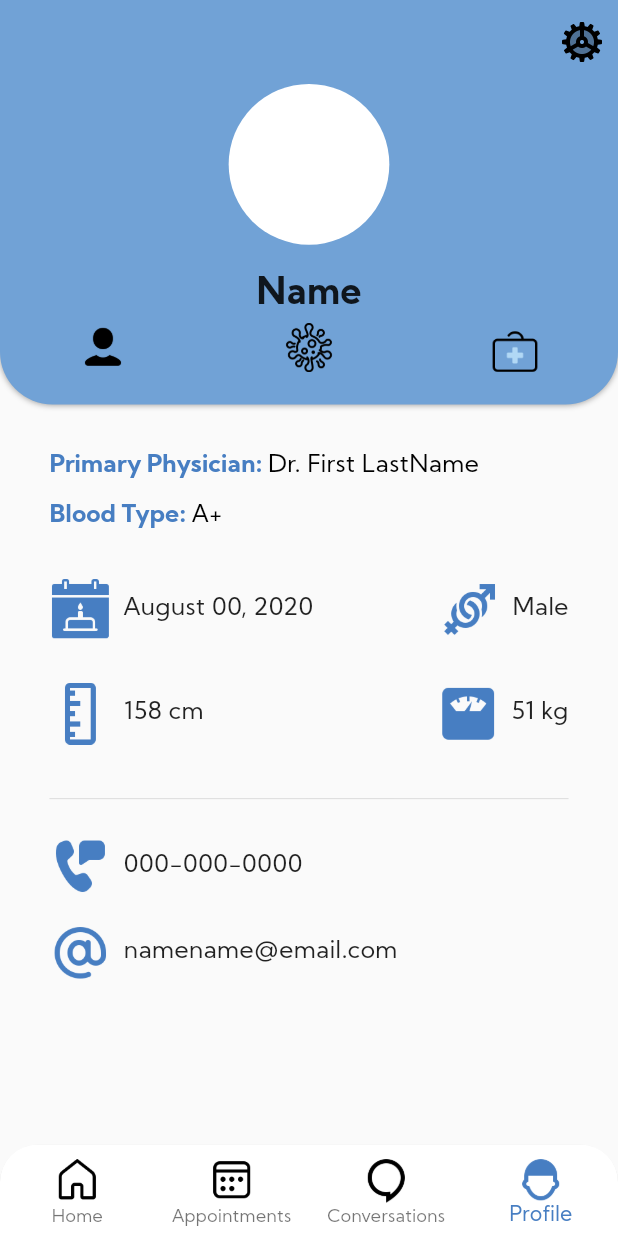
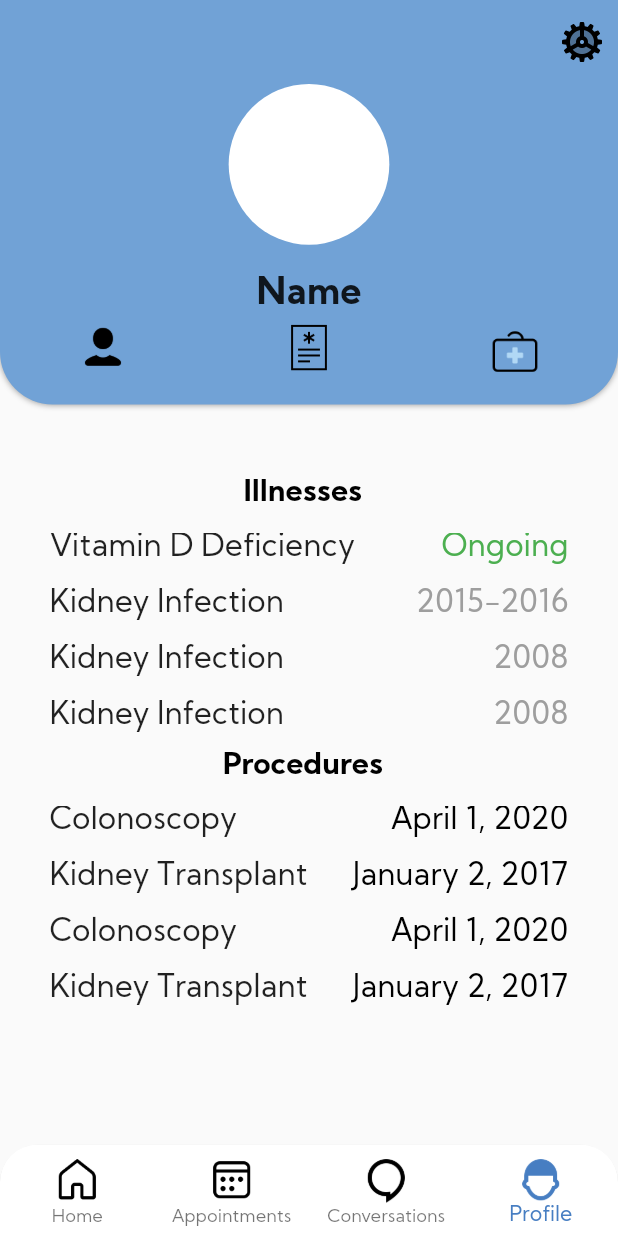
Before and after one commit to owenmedina/true-doc, a Flutter app: the screen it shows once a user with an empty profile is signed in, on a phone screen of 412 x 824 dp. Run offline on Flutter 3.47's test engine with Material 2 defaults, Android fonts, the phone set to English and light mode, and no system bars; our stand-ins replace cloud_firestore, firebase_auth, firebase_core, form_field_validator; missing offline and left inert: jitsi_meet; accounts and stored records are empty.

Commit message:
Add initial MedicalHistoryView()
- create necessary Widgets
- change Strings Conditions to Medical History (in all files)
- add necessary image asset
- create Illness model

```diff
--- /dev/null
+++ b/lib/models/illness.dart
@@ -0,0 +1,36 @@
+import 'package:flutter/material.dart';
+
+import '../utilities/constants/string_constants.dart';
+
+class Illness {
+  final name;
+  DateTime start;
+  DateTime end;
+
+  Illness({
+    @required this.name,
+    @required this.start,
+    this.end,
+  });
+
+  factory Illness.fromMap(Map<String, dynamic> map) {
+    final newIllness = Illness(
+      name: map['name'],
+      start: map['start'].toDate(),
+      end: map.containsKey('end') ? map['end'] : null,
+    );
+
+    return newIllness;
+  }
+
+  String getDuration() {
+    if (end == null) return StringConstants.ongoing;
+    else if (start.year == end.year) return '${start.year}';
+    return '${start.year}-${end.year}';
+  }
+
+  Color getDurationColor() {
+    if (end == null) return Colors.green;
+    else return Colors.grey;
+  }
+}
--- /dev/null
+++ b/lib/models/procedure.dart
@@ -0,0 +1,22 @@
+import 'package:flutter/foundation.dart';
+
+import 'package:intl/intl.dart';
+
+class Procedure {
+  final name;
+  final date;
+
+  Procedure({
+    @required this.name,
+    @required this.date,
+  });
+
+  factory Procedure.fromMap(Map<String, dynamic> map) {
+    return Procedure(name: map['name'], date: map['date'].toDate);
+  }
+
+  String getFormattedDate() {
+    final dateFormatter = DateFormat.yMMMMd('en_US');
+    return dateFormatter.format(date);
+  }
+}
--- a/lib/screens/profile_screen.dart
+++ b/lib/screens/profile_screen.dart
@@ -56,7 +56,7 @@ class _ProfileScreenState extends State<ProfileScreen>
         ),
         Tab(
           icon: Image.asset(
-            'assets/illustrations/profile/conditions/virus.png',
+            'assets/illustrations/profile/history/medical-history.png',
             height: screenHeight * 0.04,
           ),
         ),
@@ -72,7 +72,11 @@ class _ProfileScreenState extends State<ProfileScreen>
       //     text: title,
       //   ),
       // ),);
-      tabController = TabController(length: _tabList.length, vsync: this);
+      tabController = TabController(
+        length: _tabList.length,
+        vsync: this,
+        initialIndex: 1, // testing purposes (remove property when done testing)
+      );
       _isInitialized = true;
     }
     super.didChangeDependencies();
@@ -87,8 +91,11 @@ class _ProfileScreenState extends State<ProfileScreen>
   @override
   Widget build(BuildContext context) {
     final padding = MediaQuery.of(context).padding;
-    final screenHeight =
-        MediaQuery.of(context).size.height - padding.top - padding.bottom - kToolbarHeight - kBottomNavigationBarHeight;
+    final screenHeight = MediaQuery.of(context).size.height -
+        padding.top -
+        padding.bottom -
+        kToolbarHeight -
+        kBottomNavigationBarHeight;
     return Column(
       children: [
         Container(
--- a/lib/utilities/constants/string_constants.dart
+++ b/lib/utilities/constants/string_constants.dart
@@ -12,6 +12,7 @@ class StringConstants {
   static const errorSendingMessage = 'Message failed to send. Please try again.';
   static const genericErrorTitle = 'Error';
   static const noData = 'No Data';
+  static const noDate = 'No Date';
 
   // Bottom Navigation Bar
   static const conversationsNavBarTitle = 'Conversations';
@@ -39,7 +40,10 @@ class StringConstants {
   // Profile Screen
   static const profileTabTitles = [
     'Basic Info',
-    'Conditions',
+    'Medical History',
     'Medication',
   ];
+  static const illnessesSectionTitle = 'Illnesses';
+  static const proceduresSectionTitle = 'Procedures';
+  static const ongoing = 'Ongoing';
 }
--- a/lib/widgets/profile/conditions_view.dart
+++ /dev/null
@@ -1,10 +0,0 @@
-import 'package:flutter/material.dart';
-
-class ConditionsView extends StatelessWidget {
-  @override
-  Widget build(BuildContext context) {
-    return Container(
-      child: Center(child: Text('Conditions View to be completed')),
-    );
-  }
-}
--- /dev/null
+++ b/lib/widgets/profile/medical_history_view.dart
@@ -0,0 +1,223 @@
+import 'package:flutter/material.dart';
+
+import '../../models/illness.dart';
+import '../../models/procedure.dart';
+import '../../utilities/constants/string_constants.dart';
+
+class MedicalHistoryView extends StatelessWidget {
+  @override
+  Widget build(BuildContext context) {
+    return Column(
+      mainAxisAlignment: MainAxisAlignment.start,
+      children: [
+        MedicalHistorySection(SectionType.Illnesses),
+        MedicalHistorySection(SectionType.Procedures),
+      ],
+    );
+  }
+}
+
+class MedicalHistorySection extends StatelessWidget {
+  final sectionType;
+
+  MedicalHistorySection(this.sectionType);
+  @override
+  Widget build(BuildContext context) {
+    final padding = MediaQuery.of(context).padding;
+    final screenHeight =
+        MediaQuery.of(context).size.height - padding.top - padding.bottom;
+    final screenWidth = MediaQuery.of(context).size.width;
+    return Expanded(
+      child: Column(
+        mainAxisAlignment: MainAxisAlignment.start,
+        children: [
+          Row(
+            mainAxisAlignment: MainAxisAlignment.center,
+            children: [
+              Text(
+                sectionType == SectionType.Illnesses
+                    ? StringConstants.illnessesSectionTitle
+                    : StringConstants.proceduresSectionTitle,
+                style: Theme.of(context).primaryTextTheme.headline6.copyWith(
+                      color: Colors.black,
+                      fontWeight: FontWeight.bold,
+                    ),
+              ),
+              SizedBox(width: screenWidth * 0.02),
+            ],
+          ),
+          SizedBox(height: screenHeight * 0.02),
+          Expanded(child: SectionGrid(sectionType)),
+          //SizedBox(height: screenHeight * 0.02),
+        ],
+      ),
+    );
+  }
+}
+
+class SectionGrid extends StatelessWidget {
+  final sectionType;
+  final illnesses = [
+    Illness(
+      name: 'Vitamin D Deficiency',
+      start: DateTime(2020),
+    ),
+    Illness(
+      name: 'Kidney Infection',
+      start: DateTime(2015),
+      end: DateTime(2016),
+    ),
+    Illness(
+      name: 'Kidney Infection',
+      start: DateTime(2008),
+      end: DateTime(2008),
+    ),
+    Illness(
+      name: 'Kidney Infection',
+      start: DateTime(2008),
+      end: DateTime(2008),
+    ),
+    Illness(
+      name: 'Kidney Infection',
+      start: DateTime(2008),
+      end: DateTime(2008),
+    ),
+    Illness(
+      name: 'Kidney Infection',
+      start: DateTime(2008),
+      end: DateTime(2008),
+    ),
+  ];
+
+  final procedures = [
+    Procedure(
+      name: 'Colonoscopy',
+      date: DateTime(2020, 4, 1),
+    ),
+    Procedure(
+      name: 'Kidney Transplant',
+      date: DateTime(2017, 1, 2),
+    ),
+    Procedure(
+      name: 'Colonoscopy',
+      date: DateTime(2020, 4, 1),
+    ),
+    Procedure(
+      name: 'Kidney Transplant',
+      date: DateTime(2017, 1, 2),
+    ),
+    Procedure(
+      name: 'Colonoscopy',
+      date: DateTime(2020, 4, 1),
+    ),
+    Procedure(
+      name: 'Kidney Transplant',
+      date: DateTime(2017, 1, 2),
+    ),
+  ];
+
+  SectionGrid(
+    this.sectionType, {
+    Key key,
+  }) : super(key: key);
+
+  @override
+  Widget build(BuildContext context) {
+    final padding = MediaQuery.of(context).padding;
+    final screenHeight =
+        MediaQuery.of(context).size.height - padding.top - padding.bottom;
+    return ListView.separated(
+      itemBuilder: (ctx, i) {
+        switch (sectionType) {
+          case SectionType.Illnesses:
+            return IllnessTile(illnesses[i]);
+            break;
+          case SectionType.Procedures:
+            return ProcedureTile(procedures[i]);
+            break;
+          default:
+            return SectionTile(
+              item: StringConstants.noData,
+              date: StringConstants.noDate,
+            );
+        }
+      },
+      itemCount: sectionType == SectionType.Illnesses
+          ? illnesses.length
+          : procedures.length,
+      separatorBuilder: (ctx, i) => SizedBox(height: screenHeight * 0.02),
+    );
+  }
+}
+
+class IllnessTile extends StatelessWidget {
+  final illness;
+
+  IllnessTile(this.illness);
+
+  @override
+  Widget build(BuildContext context) {
+    return SectionTile(
+      item: illness.name,
+      date: illness.getDuration(),
+      dateColor: illness.getDurationColor(),
+    );
+  }
+}
+
+class ProcedureTile extends StatelessWidget {
+  final procedure;
+
+  ProcedureTile(this.procedure);
+
+  @override
+  Widget build(BuildContext context) {
+    return SectionTile(
+      item: procedure.name,
+      date: procedure.getFormattedDate(),
+    );
+  }
+}
+
+class SectionTile extends StatelessWidget {
+  const SectionTile({
+    Key key,
+    @required this.item,
+    @required this.date,
+    this.dateColor = Colors.black,
+  }) : super(key: key);
+
+  final item;
+  final date;
+  final dateColor;
+
+  @override
+  Widget build(BuildContext context) {
+    final padding = MediaQuery.of(context).padding;
+    final screenHeight =
+        MediaQuery.of(context).size.height - padding.top - padding.bottom;
+    return Row(
+      mainAxisAlignment: MainAxisAlignment.spaceBetween,
+      children: [
+        Text(
+          item,
+          style: TextStyle(
+            fontSize: screenHeight * 0.025,
+          ),
+        ),
+        Text(
+          date,
+          style: TextStyle(
+            fontSize: screenHeight * 0.025,
+            color: dateColor,
+          ),
+        ),
+      ],
+    );
+  }
+}
+
+enum SectionType {
+  Illnesses,
+  Procedures,
+}
--- a/lib/widgets/profile/patient_info_view.dart
+++ b/lib/widgets/profile/patient_info_view.dart
@@ -19,11 +19,11 @@ class PatientInfoView extends StatelessWidget {
         TextInfoTile(title: 'Primary Physician', content: 'Dr. First LastName'),
         SizedBox(height: screenHeight * 0.02),
         TextInfoTile(title: 'Blood Type', content: 'A+'),
-        SizedBox(height: screenHeight * 0.04),
+        SizedBox(height: screenHeight * 0.035),
         GridView.count(
           shrinkWrap: true,
           crossAxisCount: 2,
-          childAspectRatio: 5 / 2,
+          childAspectRatio: 6 / 2,
           children: [
             IconInfoTile(
               label: 'August 00, 2020',
--- a/lib/widgets/profile/profile_body.dart
+++ b/lib/widgets/profile/profile_body.dart
@@ -1,6 +1,6 @@
 import 'package:flutter/material.dart';
 
-import './conditions_view.dart';
+import './medical_history_view.dart';
 import './medication_view.dart';
 import './patient_info_view.dart';
 import '../../models/app_user.dart';
@@ -19,8 +19,8 @@ class ProfileBody extends StatelessWidget {
             lastName: null,
           ),
         );
-      case 'Conditions':
-        return ConditionsView();
+      case 'Medical History':
+        return MedicalHistoryView();
       case 'Medication':
         return MedicationView();
     }
@@ -37,7 +37,7 @@ class ProfileBody extends StatelessWidget {
     return Container(
       margin: EdgeInsets.symmetric(
         horizontal: screenWidth * 0.08,
-        vertical: screenHeight * 0.04,
+        vertical: screenHeight * 0.06,
       ),
       child: TabBarView(
         controller: controller,
@@ -45,7 +45,7 @@ class ProfileBody extends StatelessWidget {
           PatientInfoView(
             Patient(id: null, firstName: null, lastName: null),
           ),
-          ConditionsView(),
+          MedicalHistoryView(),
           MedicationView(),
         ],
       ),
--- a/pubspec.yaml
+++ b/pubspec.yaml
@@ -65,7 +65,7 @@ flutter:
     - assets/illustrations/messages/send-message.png
     - assets/illustrations/profile/settings.png
     - assets/illustrations/profile/basic/person.png
-    - assets/illustrations/profile/conditions/virus.png
+    - assets/illustrations/profile/history/medical-history.png
     - assets/illustrations/profile/medication/medical-bag.png
     - assets/illustrations/profile/basic/birthday.png
     - assets/illustrations/profile/basic/gender.png
@@ -75,6 +75,8 @@ flutter:
     - assets/illustrations/profile/basic/blood-type.png
     - assets/illustrations/profile/basic/phone.png
     - assets/illustrations/profile/basic/email.png
+    - assets/illustrations/profile/history/virus.png
+    - assets/illustrations/profile/history/procedure.png
   #   - images/a_dot_ham.jpeg
 
   # An image asset can refer to one or more resolution-specific "variants", see
```
Also changed, not shown: assets/illustrations/profile/history/medical-history.png (added), assets/illustrations/profile/history/virus.png (renamed from assets/illustrations/profile/conditions/virus.png). Lines whose indentation alone changed are shown as unchanged.
